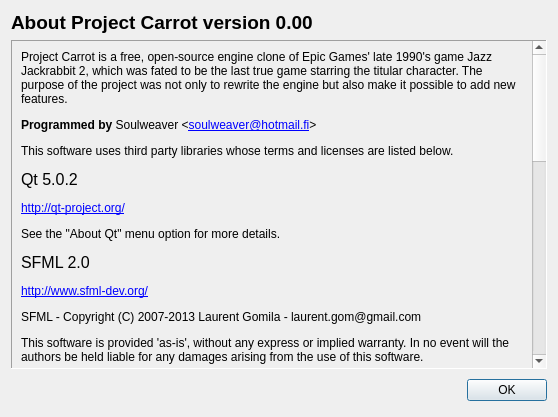
Before: the Qt Designer form src/ui/AboutCarrotDialog.ui in soulweaver91/project-carrot, drawn with Qt 5.
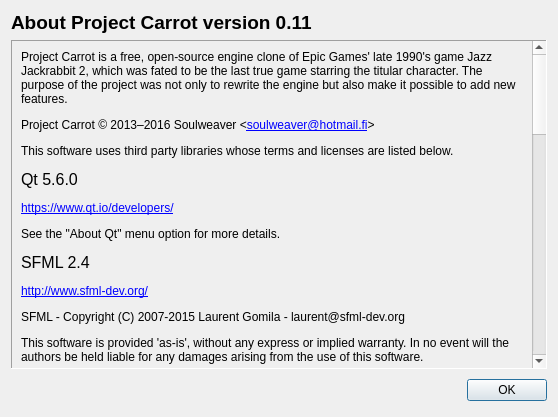
After: the same form once the commit is applied.

Commit message: Add licensing information

Patch:
```diff
--- a/src/ui/AboutCarrotDialog.ui
+++ b/src/ui/AboutCarrotDialog.ui
@@ -36,7 +36,7 @@
       </font>
      </property>
      <property name="text">
-      <string>About Project Carrot version 0.00</string>
+      <string>About Project Carrot version 0.11</string>
      </property>
     </widget>
    </item>
@@ -54,7 +54,7 @@
         <x>0</x>
         <y>0</y>
         <width>521</width>
-        <height>834</height>
+        <height>1119</height>
        </rect>
       </property>
       <layout class="QVBoxLayout" name="verticalLayout_2">
@@ -67,7 +67,7 @@
           <enum>QFrame::Plain</enum>
          </property>
          <property name="text">
-          <string>&lt;html&gt;&lt;head/&gt;&lt;body&gt;&lt;p&gt;Project Carrot is a free, open-source engine clone of Epic Games' late 1990's game Jazz Jackrabbit 2, which was fated to be the last true game starring the titular character. The purpose of the project was not only to rewrite the engine but also make it possible to add new features.&lt;/p&gt;&lt;p&gt;&lt;span style=&quot; font-weight:600;&quot;&gt;Programmed by&lt;/span&gt; Soulweaver &amp;lt;&lt;a href=&quot;mailto:soulweaver@hotmail.fi&quot;&gt;&lt;span style=&quot; text-decoration: underline; color:#0000ff;&quot;&gt;soulweaver@hotmail.fi&lt;/span&gt;&lt;/a&gt;&amp;gt;&lt;/p&gt;&lt;p&gt;This software uses third party libraries whose terms and licenses are listed below.&lt;/p&gt;&lt;p&gt;&lt;span style=&quot; font-size:12pt;&quot;&gt;Qt 5.0.2&lt;/span&gt;&lt;/p&gt;&lt;p&gt;&lt;a href=&quot;http://qt-project.org/&quot;&gt;&lt;span style=&quot; text-decoration: underline; color:#0000ff;&quot;&gt;http://qt-project.org/&lt;/span&gt;&lt;/a&gt;&lt;/p&gt;&lt;p&gt;See the &amp;quot;About Qt&amp;quot; menu option for more details.&lt;/p&gt;&lt;p&gt;&lt;span style=&quot; font-size:12pt;&quot;&gt;SFML 2.0&lt;/span&gt;&lt;/p&gt;&lt;p&gt;&lt;a href=&quot;http://www.sfml-dev.org/&quot;&gt;&lt;span style=&quot; text-decoration: underline; color:#0000ff;&quot;&gt;http://www.sfml-dev.org/&lt;/span&gt;&lt;/a&gt;&lt;/p&gt;&lt;p&gt;SFML - Copyright (C) 2007-2013 Laurent Gomila - laurent.gom@gmail.com&lt;/p&gt;&lt;p&gt;This software is provided 'as-is', without any express or implied warranty. In no event will the authors be held liable for any damages arising from the use of this software.&lt;/p&gt;&lt;p&gt;Permission is granted to anyone to use this software for any purpose, including commercial applications, and to alter it and redistribute it freely, subject to the following restrictions:&lt;/p&gt;&lt;p&gt;1. The origin of this software must not be misrepresented; you must not claim that you wrote the original software. If you use this software in a product, an acknowledgment in the product documentation would be appreciated but is not required.&lt;/p&gt;&lt;p&gt;2. Altered source versions must be plainly marked as such, and must not be misrepresented as being the original software.&lt;/p&gt;&lt;p&gt;3. This notice may not be removed or altered from any source distribution.&lt;/p&gt;&lt;p&gt;&lt;span style=&quot; text-decoration: underline;&quot;&gt;External libraries used by SFML&lt;/span&gt;&lt;/p&gt;&lt;p&gt;* OpenAL-Soft is under the LGPL license&lt;br/&gt;* libsndfile is under the LGPL license&lt;br/&gt;* libjpeg is public domain&lt;br/&gt;* stb_image and stb_image_write are public domain&lt;br/&gt;* freetype is under the FreeType license or the GPL license&lt;br/&gt;* GLEW is under the modified BSD License, the Mesa 3-D License (MIT License), and the Khronos License (MIT License)&lt;/p&gt;&lt;p&gt;&lt;span style=&quot; font-size:12pt;&quot;&gt;BASS 2.4&lt;/span&gt;&lt;/p&gt;&lt;p&gt;&lt;a href=&quot;http://www.un4seen.com/bass.html&quot;&gt;&lt;span style=&quot; text-decoration: underline; color:#0000ff;&quot;&gt;http://www.un4seen.com/bass.html&lt;/span&gt;&lt;/a&gt;&lt;/p&gt;&lt;p&gt;BASS is free for non-commercial use. If you are a non-commercial entity (e.g. an individual) and you are not making any money from your product (through sales/advertising/etc.), then you can use BASS in it for free. If you wish to use BASS in commercial products, then please also see the next section.&lt;/p&gt;&lt;p&gt;TO THE MAXIMUM EXTENT PERMITTED BY APPLICABLE LAW, BASS IS PROVIDED &amp;quot;AS IS&amp;quot;, WITHOUT WARRANTY OF ANY KIND, EITHER EXPRESSED OR IMPLIED, INCLUDING BUT NOT LIMITED TO THE IMPLIED WARRANTIES OF MERCHANTABILITY AND/OR FITNESS FOR A PARTICULAR PURPOSE. THE AUTHORS SHALL NOT BE HELD LIABLE FOR ANY DAMAGE THAT MAY RESULT FROM THE USE OF BASS. YOU USE BASS ENTIRELY AT YOUR OWN RISK.&lt;/p&gt;&lt;p&gt;Usage of BASS indicates that you agree to the above conditions.&lt;/p&gt;&lt;p&gt;All trademarks and other registered names contained in the BASS package are the property of their respective owners.&lt;/p&gt;&lt;/body&gt;&lt;/html&gt;</string>
+          <string>&lt;html&gt;&lt;head/&gt;&lt;body&gt;&lt;p&gt;Project Carrot is a free, open-source engine clone of Epic Games' late 1990's game Jazz Jackrabbit 2, which was fated to be the last true game starring the titular character. The purpose of the project was not only to rewrite the engine but also make it possible to add new features.&lt;/p&gt;&lt;p&gt;Project Carrot © 2013–2016 Soulweaver &amp;lt;&lt;a href=&quot;mailto:soulweaver@hotmail.fi&quot;&gt;&lt;span style=&quot; text-decoration: underline; color:#0000ff;&quot;&gt;soulweaver@hotmail.fi&lt;/span&gt;&lt;/a&gt;&amp;gt;&lt;/p&gt;&lt;p&gt;This software uses third party libraries whose terms and licenses are listed below.&lt;/p&gt;&lt;p&gt;&lt;span style=&quot; font-size:12pt;&quot;&gt;Qt 5.6.0&lt;/span&gt;&lt;/p&gt;&lt;p&gt;&lt;a href=&quot;https://www.qt.io/developers/&quot;&gt;&lt;span style=&quot; text-decoration: underline; color:#0000ff;&quot;&gt;https://www.qt.io/developers/&lt;/span&gt;&lt;/a&gt;&lt;/p&gt;&lt;p&gt;See the &amp;quot;About Qt&amp;quot; menu option for more details.&lt;/p&gt;&lt;p&gt;&lt;span style=&quot; font-size:12pt;&quot;&gt;SFML 2.4&lt;/span&gt;&lt;/p&gt;&lt;p&gt;&lt;a href=&quot;http://www.sfml-dev.org/&quot;&gt;&lt;span style=&quot; text-decoration: underline; color:#0000ff;&quot;&gt;http://www.sfml-dev.org/&lt;/span&gt;&lt;/a&gt;&lt;/p&gt;&lt;p&gt;SFML - Copyright (C) 2007-2015 Laurent Gomila - laurent@sfml-dev.org&lt;/p&gt;&lt;p&gt;This software is provided 'as-is', without any express or implied warranty. In no event will the authors be held liable for any damages arising from the use of this software.&lt;/p&gt;&lt;p&gt;Permission is granted to anyone to use this software for any purpose, including commercial applications, and to alter it and redistribute it freely, subject to the following restrictions:&lt;/p&gt;&lt;p&gt;1. The origin of this software must not be misrepresented; you must not claim that you wrote the original software. If you use this software in a product, an acknowledgment in the product documentation would be appreciated but is not required.&lt;/p&gt;&lt;p&gt;2. Altered source versions must be plainly marked as such, and must not be misrepresented as being the original software.&lt;/p&gt;&lt;p&gt;3. This notice may not be removed or altered from any source distribution.&lt;/p&gt;&lt;p&gt;&lt;br/&gt;&lt;/p&gt;&lt;p&gt;External libraries used by SFML&lt;br/&gt;-------------------------------&lt;br/&gt;* OpenAL-Soft is under the LGPL license&lt;br/&gt;* libjpeg is public domain&lt;br/&gt;* stb_image and stb_image_write are public domain&lt;br/&gt;* freetype is under the FreeType license or the GPL license&lt;br/&gt;* libogg is under the BSD license&lt;br/&gt;* libvorbis is under the BSD license&lt;br/&gt;* libflac is under the BSD license&lt;/p&gt;&lt;p&gt;&lt;span style=&quot; font-size:12pt;&quot;&gt;BASS 2.4&lt;/span&gt;&lt;/p&gt;&lt;p&gt;&lt;a href=&quot;http://www.un4seen.com/bass.html&quot;&gt;&lt;span style=&quot; text-decoration: underline; color:#0000ff;&quot;&gt;http://www.un4seen.com/bass.html&lt;/span&gt;&lt;/a&gt;&lt;/p&gt;&lt;p&gt;BASS is free for non-commercial use. If you are a non-commercial entity (eg. an individual) and you are not making any money from your product (through sales/advertising/etc), then you can use BASS in it for free. If you wish to use BASS in commercial products, then please also see the next section.&lt;/p&gt;&lt;p&gt;TO THE MAXIMUM EXTENT PERMITTED BY APPLICABLE LAW, BASS IS PROVIDED &amp;quot;AS IS&amp;quot;, WITHOUT WARRANTY OF ANY KIND, EITHER EXPRESSED OR IMPLIED, INCLUDING BUT NOT LIMITED TO THE IMPLIED WARRANTIES OF MERCHANTABILITY AND/OR FITNESS FOR A PARTICULAR PURPOSE. THE AUTHORS SHALL NOT BE HELD LIABLE FOR ANY DAMAGE THAT MAY RESULT FROM THE USE OF BASS. YOU USE BASS ENTIRELY AT YOUR OWN RISK.&lt;/p&gt;&lt;p&gt;Usage of BASS indicates that you agree to the above conditions.&lt;/p&gt;&lt;p&gt;All trademarks and other registered names contained in the BASS package are the property of their respective owners.&lt;/p&gt;&lt;p&gt;&lt;span style=&quot; font-size:12pt;&quot;&gt;BASS FX 2.4&lt;/span&gt;&lt;/p&gt;&lt;p&gt;&lt;a href=&quot;http://www.un4seen.com/bass.html&quot;&gt;&lt;span style=&quot; text-decoration: underline; color:#0000ff;&quot;&gt;http://www.un4seen.com/bass.html&lt;/span&gt;&lt;/a&gt;&lt;/p&gt;&lt;p&gt;The BASS_FX library is free, so if anyone tries to charge you for it, kick 'em where it hurts.&lt;/p&gt;&lt;p&gt;This software is provided &amp;quot;as is&amp;quot;, without warranty of ANY KIND, either expressed or implied, including but not limited to the implied warranties of merchantability and/or fitness for a particular purpose. The author shall NOT be held liable for ANY damage to you, your computer, or to anyone or anything else, that may result from its use, or misuse. Basically, you use it at YOUR OWN RISK.&lt;/p&gt;&lt;p&gt;Usage of BASS_FX indicates that you agree to the above conditions.&lt;/p&gt;&lt;p&gt;You may freely distribute the BASS_FX package as long as NO FEE is charged and all the files remain INTACT AND UNMODIFIED.&lt;/p&gt;&lt;p&gt;All trademarks and other registered names contained in the BASS_FX package are the property of their respective owners.&lt;/p&gt;&lt;/body&gt;&lt;/html&gt;</string>
          </property>
          <property name="textFormat">
           <enum>Qt::RichText</enum>
```
Left out of the diff: 3 changed lines with no effect on the pictures. The commit also changes 2 other files.
